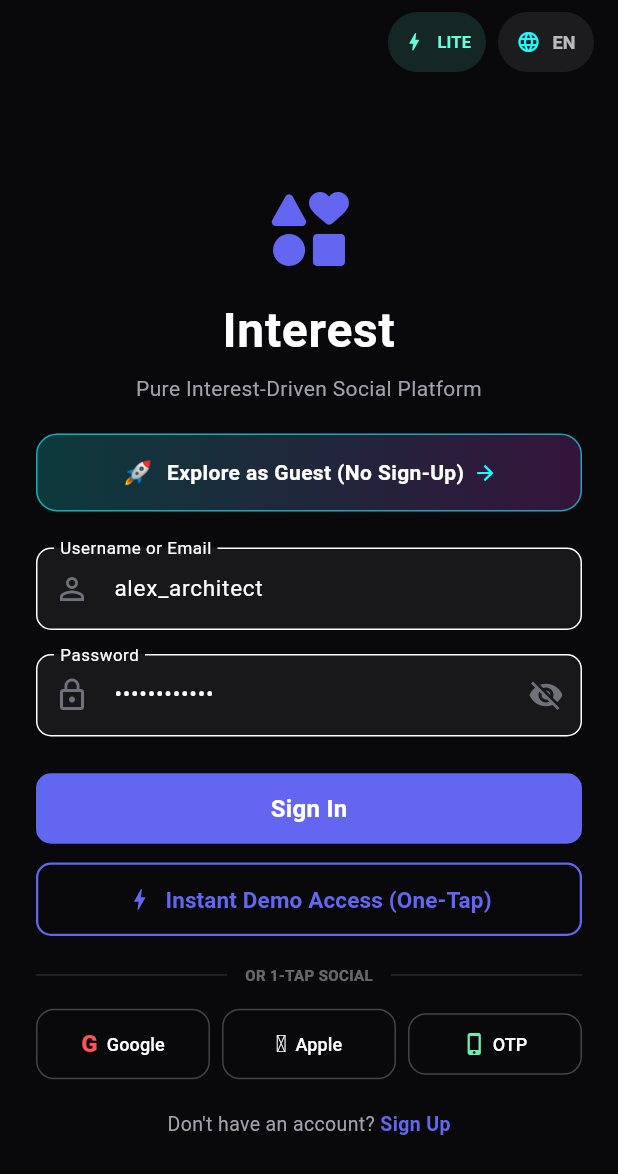
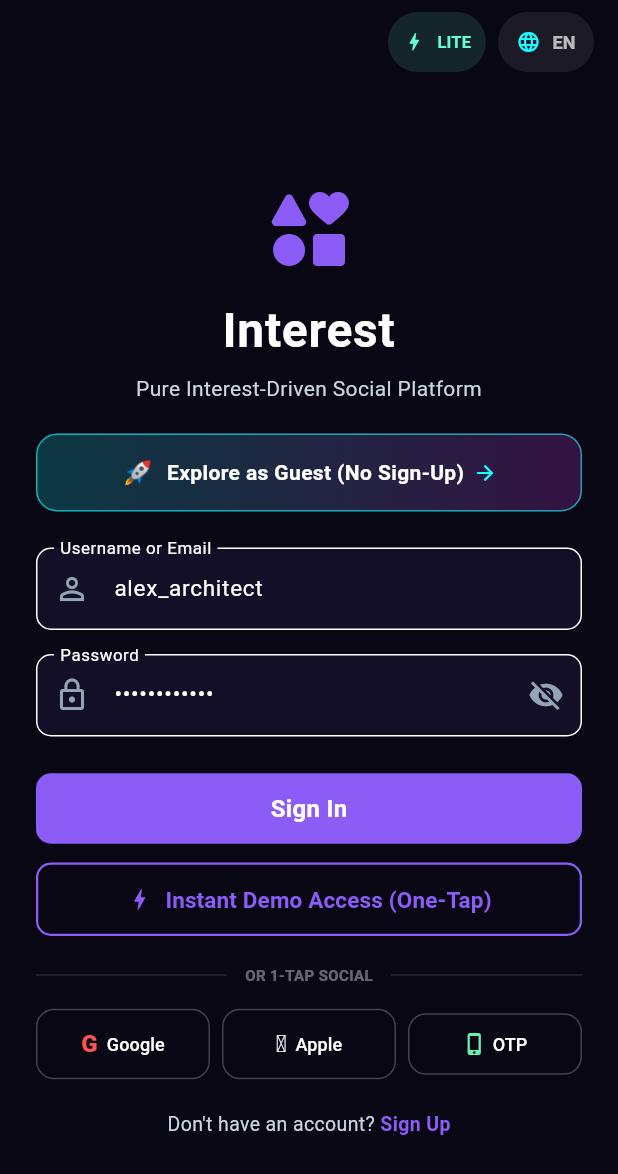
Before and after one commit to Navdeep-kr/interest, a Flutter app: the screen it shows after launch, on a phone screen of 412 x 824 dp. Shown: the top 1174 px of the screen. Run offline on Flutter 3.47's test engine with Material 3 defaults, Android fonts, the phone set to English and light mode, and no system bars; accounts and stored records are empty.

Commit message:
feat: Add Vibrant Luxury Neon Aurora & Dual Gradient Theme Engine with 4 Palettes

```diff
--- a/apps/mobile_flutter/lib/app.dart
+++ b/apps/mobile_flutter/lib/app.dart
@@ -2,6 +2,7 @@ import 'package:flutter/material.dart';
 import 'core/config/env_config.dart';
 import 'core/theme/app_colors.dart';
 import 'core/theme/app_theme.dart';
+import 'core/theme/theme_manager.dart';
 import 'core/localization/app_localizations.dart';
 
 import 'core/storage/secure_storage_service.dart';
@@ -42,7 +43,7 @@ class _InterestAppState extends State<InterestApp> {
   @override
   Widget build(BuildContext context) {
     return AnimatedBuilder(
-      animation: LocaleManager(),
+      animation: Listenable.merge([LocaleManager(), ThemeManager()]),
       builder: (context, _) {
         final localeManager = LocaleManager();
         return MaterialApp(
--- a/apps/mobile_flutter/lib/core/theme/app_colors.dart
+++ b/apps/mobile_flutter/lib/core/theme/app_colors.dart
@@ -1,50 +1,107 @@
 import 'package:flutter/material.dart';
 
-/// Pure Obsidian Glass color system for the Interest social platform.
+/// Next-Generation Luxury Neon Aurora & Velvet Obsidian Color System.
+/// Carefully calibrated for high contrast, OLED power efficiency, and glowing aesthetics.
 class AppColors {
-  // Backgrounds & Surfaces
-  static const Color background = Color(0xFF09090B); // Pure dark zinc
-  static const Color surface = Color(0xFF18181B); // Card surface
-  static const Color surfaceElevated = Color(0xFF27272A); // Elevated glass
-  static const Color glassBorder = Color(0x1FFFFFFF); // 12% white border
+  // Backgrounds & Surfaces (Deep Cosmic Velvet & Obsidian)
+  static const Color background = Color(0xFF090714); // Deep cosmic midnight velvet
+  static const Color surface = Color(0xFF130F26); // Luminous card surface with deep violet warmth
+  static const Color surfaceElevated = Color(0xFF1E1738); // Elevated acrylic specular surface
+  static const Color glassBorder = Color(0x33A78BFA); // 20% violet-cyan specular edge highlight
 
-  // Brand Gradients & Accents
-  static const Color primary = Color(0xFF6366F1); // Indigo
-  static const Color secondary = Color(0xFF8B5CF6); // Purple
-  static const Color accentPink = Color(0xFFEC4899); // Pink
-  static const Color accentCyan = Color(0xFF38BDF8); // Cyan
+  // Brand Neon Gradients & Key Accents
+  static const Color primary = Color(0xFF8B5CF6); // Electric Amethyst / Ultraviolet
+  static const Color secondary = Color(0xFFEC4899); // Vivid Neon Rose
+  static const Color accentPink = Color(0xFFFF2A85); // Hyper Electric Fuchsia
+  static const Color accentCyan = Color(0xFF00F0FF); // Pure Cyber Cyan
+  static const Color accentGold = Color(0xFFFFB703); // Radiant Amber Gold
+  static const Color accentViolet = Color(0xFFA855F7); // Royal Purple
 
-  // Typography
+  // Typography (Ultra-crisp legibility)
   static const Color textPrimary = Color(0xFFFFFFFF);
-  static const Color textSecondary = Color(0xFFA1A1AA);
-  static const Color textMuted = Color(0xFF71717A);
+  static const Color textSecondary = Color(0xFFCBD5E1); // Slate 300 for clearer reading
+  static const Color textMuted = Color(0xFF94A3B8); // Slate 400
 
-  // Status Colors
-  static const Color success = Color(0xFF34D399); // Emerald
-  static const Color error = Color(0xFFEF4444); // Red
-  static const Color warning = Color(0xFFF59E0B); // Amber
-  static const Color info = Color(0xFF38BDF8); // Sky blue
+  // Status & Feedback Colors
+  static const Color success = Color(0xFF10B981); // Radiant Emerald
+  static const Color error = Color(0xFFFF3366); // Neon Crimson
+  static const Color warning = Color(0xFFFFB703); // Solar Gold
+  static const Color info = Color(0xFF00F0FF); // Cyber Cyan
 
   // Semantic Aliases
   static const Color brandPrimary = primary;
   static const Color accentRed = error;
-  static const Color accentGold = warning;
   static const Color backgroundPrimary = background;
   static const Color backgroundSecondary = surface;
   static const Color backgroundCard = surfaceElevated;
   static const Color divider = glassBorder;
   static const Color textTertiary = textMuted;
 
-  // Brand Gradients
+  // Signature World-Class Gradients
+  /// Neon Aurora: Electric Violet -> Neon Pink -> Hyper Cyan
   static const LinearGradient primaryGradient = LinearGradient(
-    colors: [primary, secondary, accentPink],
+    colors: [
+      Color(0xFF8B5CF6),
+      Color(0xFFFF2A85),
+      Color(0xFF00F0FF),
+    ],
+    stops: [0.0, 0.55, 1.0],
     begin: Alignment.topLeft,
     end: Alignment.bottomRight,
   );
 
+  /// Multi-stop Aurora Wave
+  static const LinearGradient auroraGradient = LinearGradient(
+    colors: [
+      Color(0xFF7928CA),
+      Color(0xFFFF0080),
+      Color(0xFF00F0FF),
+      Color(0xFF7928CA),
+    ],
+    stops: [0.0, 0.35, 0.75, 1.0],
+    begin: Alignment.topLeft,
+    end: Alignment.bottomRight,
+  );
+
+  /// Cyberpunk Neon Matrix
+  static const LinearGradient cyberGradient = LinearGradient(
+    colors: [
+      Color(0xFF00F0FF),
+      Color(0xFF0072FF),
+    ],
+    begin: Alignment.topLeft,
+    end: Alignment.bottomRight,
+  );
+
+  /// Sunset Mirage: Coral -> Golden Amber -> Plum
+  static const LinearGradient sunsetGradient = LinearGradient(
+    colors: [
+      Color(0xFFFF416C),
+      Color(0xFFFF4B2B),
+      Color(0xFFFFB703),
+    ],
+    begin: Alignment.topLeft,
+    end: Alignment.bottomRight,
+  );
+
+  /// Frosted Obsidian Glass Surface Gradient
   static const LinearGradient glassGradient = LinearGradient(
-    colors: [Color(0x3327272A), Color(0x1A18181B)],
+    colors: [
+      Color(0x332A1F4D),
+      Color(0x1A140F2D),
+    ],
     begin: Alignment.topCenter,
     end: Alignment.bottomCenter,
   );
+
+  /// Specular Border Gradient for luxury card edges
+  static const LinearGradient specularBorderGradient = LinearGradient(
+    colors: [
+      Color(0x6600F0FF),
+      Color(0x4DFF2A85),
+      Color(0x1A8B5CF6),
+    ],
+    begin: Alignment.topLeft,
+    end: Alignment.bottomRight,
+  );
 }
--- a/apps/mobile_flutter/lib/core/theme/app_theme.dart
+++ b/apps/mobile_flutter/lib/core/theme/app_theme.dart
@@ -1,102 +1,7 @@
 import 'package:flutter/material.dart';
-import 'app_colors.dart';
+import 'theme_manager.dart';
 
-/// Material 3 dark theme tailored to the Interest Obsidian Glass aesthetic.
+/// Material 3 dark theme tailored to the Interest Luxury Obsidian & Neon Aurora aesthetic.
 class AppTheme {
-  static ThemeData get darkTheme {
-    return ThemeData(
-      useMaterial3: true,
-      brightness: Brightness.dark,
-      scaffoldBackgroundColor: AppColors.background,
-      primaryColor: AppColors.primary,
-      colorScheme: const ColorScheme.dark(
-        primary: AppColors.primary,
-        secondary: AppColors.secondary,
-        surface: AppColors.surface,
-        error: AppColors.error,
-        onPrimary: Colors.white,
-        onSecondary: Colors.white,
-        onSurface: AppColors.textPrimary,
-        onError: Colors.white,
-      ),
-      appBarTheme: const AppBarTheme(
-        backgroundColor: Colors.transparent,
-        elevation: 0,
-        centerTitle: false,
-        titleTextStyle: TextStyle(
-          color: AppColors.textPrimary,
-          fontSize: 20,
-          fontWeight: FontWeight.w800,
-          letterSpacing: -0.5,
-        ),
-        iconTheme: IconThemeData(color: AppColors.textPrimary),
-      ),
-      cardTheme: CardTheme(
-        color: AppColors.surface,
-        elevation: 0,
-        shape: RoundedRectangleBorder(
-          borderRadius: BorderRadius.circular(16),
-          side: const BorderSide(color: AppColors.glassBorder),
-        ),
-      ),
-      bottomNavigationBarTheme: const BottomNavigationBarThemeData(
-        backgroundColor: Colors.black,
-        selectedItemColor: Colors.white,
-        unselectedItemColor: AppColors.textMuted,
-        type: BottomNavigationBarType.fixed,
-        elevation: 8,
-      ),
-      elevatedButtonTheme: ElevatedButtonThemeData(
-        style: ElevatedButton.styleFrom(
-          backgroundColor: AppColors.primary,
-          foregroundColor: Colors.white,
-          elevation: 0,
-          padding: const EdgeInsets.symmetric(horizontal: 24, vertical: 14),
-          shape: RoundedRectangleBorder(
-            borderRadius: BorderRadius.circular(12),
-          ),
-          textStyle: const TextStyle(
-            fontSize: 15,
-            fontWeight: FontWeight.w700,
-            letterSpacing: 0.2,
-          ),
-        ),
-      ),
-      textTheme: const TextTheme(
-        headlineLarge: TextStyle(
-          color: AppColors.textPrimary,
-          fontSize: 28,
-          fontWeight: FontWeight.w800,
-          letterSpacing: -0.5,
-        ),
-        headlineMedium: TextStyle(
-          color: AppColors.textPrimary,
-          fontSize: 22,
-          fontWeight: FontWeight.w700,
-          letterSpacing: -0.3,
-        ),
-        titleLarge: TextStyle(
-          color: AppColors.textPrimary,
-          fontSize: 18,
-          fontWeight: FontWeight.w700,
-        ),
-        bodyLarge: TextStyle(
-          color: AppColors.textPrimary,
-          fontSize: 15,
-          fontWeight: FontWeight.w400,
-        ),
-        bodyMedium: TextStyle(
-          color: AppColors.textSecondary,
-          fontSize: 13,
-          fontWeight: FontWeight.w400,
-        ),
-        labelSmall: TextStyle(
-          color: AppColors.textMuted,
-          fontSize: 11,
-          fontWeight: FontWeight.w600,
-          letterSpacing: 0.2,
-        ),
-      ),
-    );
-  }
+  static ThemeData get darkTheme => ThemeManager().themeData;
 }
--- /dev/null
+++ b/apps/mobile_flutter/lib/core/theme/theme_manager.dart
@@ -0,0 +1,230 @@
+import 'package:flutter/material.dart';
+import 'app_colors.dart';
+import '../utils/haptic_service.dart';
+
+/// Pre-configured signature luxury theme palettes.
+enum AppThemePalette {
+  neonAurora,
+  cyberTeal,
+  sunsetLuxe,
+  pureObsidian,
+}
+
+class ThemePaletteConfig {
+  final AppThemePalette palette;
+  final String name;
+  final String description;
+  final List<Color> previewColors;
+  final Color primary;
+  final Color secondary;
+  final Color accent;
+  final Color background;
+  final Color surface;
+  final Color surfaceElevated;
+  final Color glassBorder;
+  final LinearGradient gradient;
+
+  const ThemePaletteConfig({
+    required this.palette,
+    required this.name,
+    required this.description,
+    required this.previewColors,
+    required this.primary,
+    required this.secondary,
+    required this.accent,
+    required this.background,
+    required this.surface,
+    required this.surfaceElevated,
+    required this.glassBorder,
+    required this.gradient,
+  });
+}
+
+/// Global Theme Engine managing active aesthetic palettes across the entire application.
+class ThemeManager extends ChangeNotifier {
+  static final ThemeManager _instance = ThemeManager._internal();
+  factory ThemeManager() => _instance;
+  ThemeManager._internal();
+
+  static const List<ThemePaletteConfig> availablePalettes = [
+    ThemePaletteConfig(
+      palette: AppThemePalette.neonAurora,
+      name: 'Neon Aurora',
+      description: 'Electric Violet, Vivid Fuchsia & Cyber Cyan over Cosmic Velvet',
+      previewColors: [Color(0xFF8B5CF6), Color(0xFFFF2A85), Color(0xFF00F0FF)],
+      primary: Color(0xFF8B5CF6),
+      secondary: Color(0xFFFF2A85),
+      accent: Color(0xFF00F0FF),
+      background: Color(0xFF090714),
+      surface: Color(0xFF130F26),
+      surfaceElevated: Color(0xFF1E1738),
+      glassBorder: Color(0x33A78BFA),
+      gradient: AppColors.primaryGradient,
+    ),
+    ThemePaletteConfig(
+      palette: AppThemePalette.cyberTeal,
+      name: 'Cyberpunk Matrix',
+      description: 'Pure Cyan, Neon Emerald & Deep Matrix Onyx',
+      previewColors: [Color(0xFF00F0FF), Color(0xFF10B981), Color(0xFF0072FF)],
+      primary: Color(0xFF00F0FF),
+      secondary: Color(0xFF10B981),
+      accent: Color(0xFF0072FF),
+      background: Color(0xFF05080E),
+      surface: Color(0xFF0B1320),
+      surfaceElevated: Color(0xFF132034),
+      glassBorder: Color(0x3300F0FF),
+      gradient: LinearGradient(
+        colors: [Color(0xFF00F0FF), Color(0xFF10B981)],
+        begin: Alignment.topLeft,
+        end: Alignment.bottomRight,
+      ),
+    ),
+    ThemePaletteConfig(
+      palette: AppThemePalette.sunsetLuxe,
+      name: 'Sunset Mirage',
+      description: 'Radiant Coral, Solar Amber & Royal Velvet Plum',
+      previewColors: [Color(0xFFFF416C), Color(0xFFFF8C00), Color(0xFFFF2A85)],
+      primary: Color(0xFFFF416C),
+      secondary: Color(0xFFFF8C00),
+      accent: Color(0xFFFFB703),
+      background: Color(0xFF10070B),
+      surface: Color(0xFF1F0E16),
+      surfaceElevated: Color(0xFF2E1521),
+      glassBorder: Color(0x33FF416C),
+      gradient: AppColors.sunsetGradient,
+    ),
+    ThemePaletteConfig(
+      palette: AppThemePalette.pureObsidian,
+      name: 'Minimal Titanium',
+      description: 'Deep OLED Black, Titanium Slate & Subtle Ice Blue',
+      previewColors: [Color(0xFFFFFFFF), Color(0xFF38BDF8), Color(0xFF64748B)],
+      primary: Color(0xFF38BDF8),
+      secondary: Color(0xFFE2E8F0),
+      accent: Color(0xFF94A3B8),
+      background: Color(0xFF000000),
+      surface: Color(0xFF111113),
+      surfaceElevated: Color(0xFF1C1C1F),
+      glassBorder: Color(0x26FFFFFF),
+      gradient: LinearGradient(
+        colors: [Color(0xFF38BDF8), Color(0xFF818CF8)],
+        begin: Alignment.topLeft,
+        end: Alignment.bottomRight,
+      ),
+    ),
+  ];
+
+  AppThemePalette _currentPalette = AppThemePalette.neonAurora;
+
+  AppThemePalette get currentPalette => _currentPalette;
+
+  ThemePaletteConfig get activeConfig => availablePalettes.firstWhere(
+        (p) => p.palette == _currentPalette,
+        orElse: () => availablePalettes[0],
+      );
+
+  void setPalette(AppThemePalette palette) {
+    if (_currentPalette == palette) return;
+    _currentPalette = palette;
+    HapticService.selection();
+    notifyListeners();
+  }
+
+  /// Generates dynamic Material 3 ThemeData reflecting the active palette.
+  ThemeData get themeData {
+    final cfg = activeConfig;
+    return ThemeData(
+      useMaterial3: true,
+      brightness: Brightness.dark,
+      scaffoldBackgroundColor: cfg.background,
+      primaryColor: cfg.primary,
+      colorScheme: ColorScheme.dark(
+        primary: cfg.primary,
+        secondary: cfg.secondary,
+        surface: cfg.surface,
+        error: AppColors.error,
+        onPrimary: Colors.white,
+        onSecondary: Colors.white,
+        onSurface: AppColors.textPrimary,
+        onError: Colors.white,
+      ),
+      appBarTheme: const AppBarTheme(
+        backgroundColor: Colors.transparent,
+        elevation: 0,
+        centerTitle: false,
+        titleTextStyle: TextStyle(
+          color: AppColors.textPrimary,
+          fontSize: 20,
+          fontWeight: FontWeight.w800,
+          letterSpacing: -0.5,
+        ),
+        iconTheme: IconThemeData(color: AppColors.textPrimary),
+      ),
+      cardTheme: CardTheme(
+        color: cfg.surface,
+        elevation: 0,
+        shape: RoundedRectangleBorder(
+          borderRadius: BorderRadius.circular(16),
+          side: BorderSide(color: cfg.glassBorder),
+        ),
+      ),
+      bottomNavigationBarTheme: BottomNavigationBarThemeData(
+        backgroundColor: cfg.surface.withOpacity(0.95),
+        selectedItemColor: cfg.primary,
+        unselectedItemColor: AppColors.textMuted,
+        type: BottomNavigationBarType.fixed,
+        elevation: 8,
+      ),
+      elevatedButtonTheme: ElevatedButtonThemeData(
+        style: ElevatedButton.styleFrom(
+          backgroundColor: cfg.primary,
+          foregroundColor: Colors.white,
+          elevation: 0,
+          padding: const EdgeInsets.symmetric(horizontal: 24, vertical: 14),
+          shape: RoundedRectangleBorder(
+            borderRadius: BorderRadius.circular(12),
+          ),
+          textStyle: const TextStyle(
+            fontSize: 15,
+            fontWeight: FontWeight.w700,
+            letterSpacing: 0.2,
+          ),
+        ),
+      ),
+      textTheme: const TextTheme(
+        headlineLarge: TextStyle(
+          color: AppColors.textPrimary,
+          fontSize: 28,
+          fontWeight: FontWeight.w800,
+          letterSpacing: -0.5,
+        ),
+        headlineMedium: TextStyle(
+          color: AppColors.textPrimary,
+          fontSize: 22,
+          fontWeight: FontWeight.w700,
+          letterSpacing: -0.3,
+        ),
+        titleLarge: TextStyle(
+          color: AppColors.textPrimary,
+          fontSize: 18,
+          fontWeight: FontWeight.w700,
+        ),
+        bodyLarge: TextStyle(
+          color: AppColors.textPrimary,
+          fontSize: 15,
+          fontWeight: FontWeight.w400,
+        ),
+        bodyMedium: TextStyle(
+          color: AppColors.textSecondary,
+          fontSize: 13,
+          fontWeight: FontWeight.w400,
+        ),
+        labelSmall: TextStyle(
+          color: AppColors.textMuted,
+          fontSize: 11,
+          fontWeight: FontWeight.w600,
+          letterSpacing: 0.2,
+        ),
+      ),
+    );
+  }
+}
```
Also changed, not shown: apps/mobile_flutter/lib/core/theme/theme_picker_sheet.dart (added, +203 -0 lines), apps/mobile_flutter/lib/main_navigation_shell.dart (+22 -0 lines), 1 other file.
